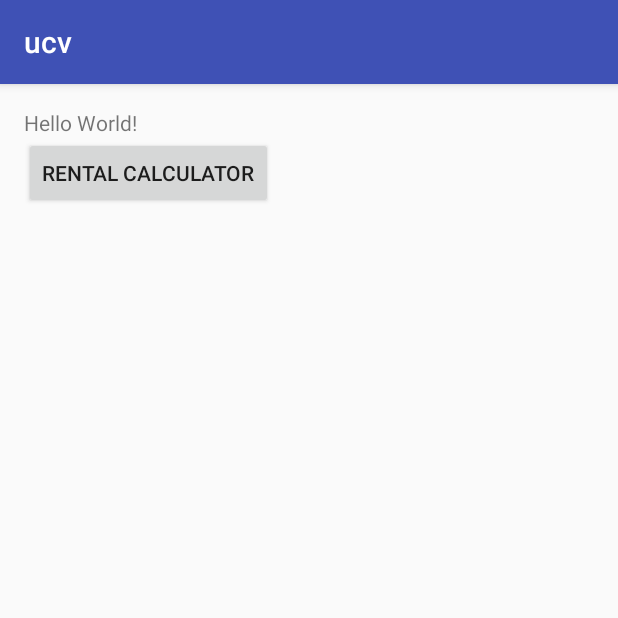
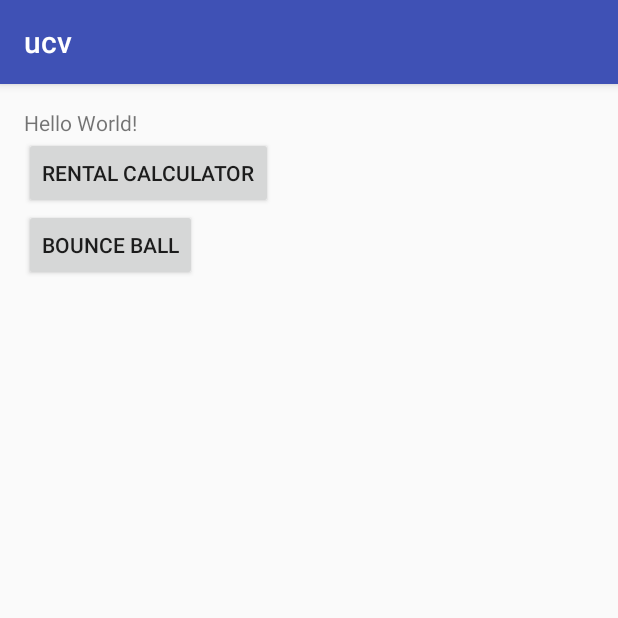
Before and after one commit to textures2/ucv, an Android app: the screen it shows after launch (HomeActivity), on a phone screen of 412 x 824 dp, the top half of it. Run offline under Robolectric (Android 15) with nearby library versions, the phone set to English and light mode, and no system bars.

Commit message:
Bouncing ball

```diff
--- a/ucv/app/src/main/java/com/example/pbense/ucv/HomeFragment.java
+++ b/ucv/app/src/main/java/com/example/pbense/ucv/HomeFragment.java
@@ -8,10 +8,12 @@ import android.view.View;
 import android.view.ViewGroup;
 import android.widget.Button;
 
+import com.example.lbounce.BounceFragment;
 import com.example.pbense.ucv.rentalcalculator.RentalCalculatorFragment;
 
 public class HomeFragment extends Fragment {
     Button rentalCalculatorButton;
+    Button lbounceButton;
 
     @Override
     public View onCreateView(LayoutInflater inflater, ViewGroup container,
@@ -28,6 +30,20 @@ public class HomeFragment extends Fragment {
                         .commit();
             }
         });
+
+        lbounceButton = (Button) rootView.findViewById(R.id.lbounce_button);
+        lbounceButton.setOnClickListener(new View.OnClickListener() {
+            @Override
+            public void onClick(View v) {
+                getFragmentManager()
+                        .beginTransaction()
+                        .replace(R.id.fragment_holder, new BounceFragment())
+                        .addToBackStack(null)
+                        .commit();
+            }
+        });
+
+
         return rootView;
     }
 }
--- a/ucv/app/src/main/res/layout/home_fragment.xml
+++ b/ucv/app/src/main/res/layout/home_fragment.xml
@@ -20,4 +20,10 @@
         android:layout_width="wrap_content"
         android:layout_height="wrap_content"
         android:text="@string/rental_calculator"/>
+    <Button
+        android:layout_below="@+id/rental_calculator_button"
+        android:id="@+id/lbounce_button"
+        android:layout_width="wrap_content"
+        android:layout_height="wrap_content"
+        android:text="Bounce Ball"/>
 </RelativeLayout>
```
Also changed, not shown: ucv/app/src/main/java/com/example/lbounce/BallBounce.java (deleted, +0 -109 lines), ucv/app/src/main/java/com/example/lbounce/BounceFragment.java (added, +20 -0 lines), ucv/app/src/main/res/layout/bounce_fragment.xml (added, +11 -0 lines), ucv/app/src/main/res/layout/lbounce.xml (deleted, +0 -13 lines).
